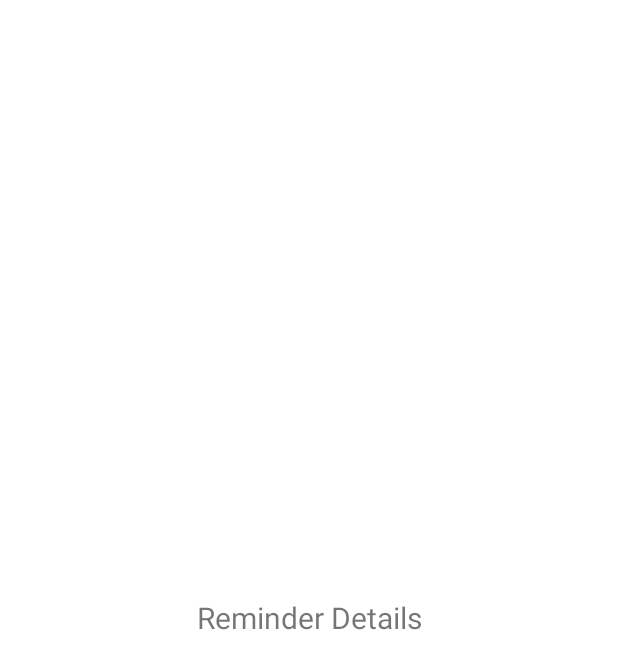
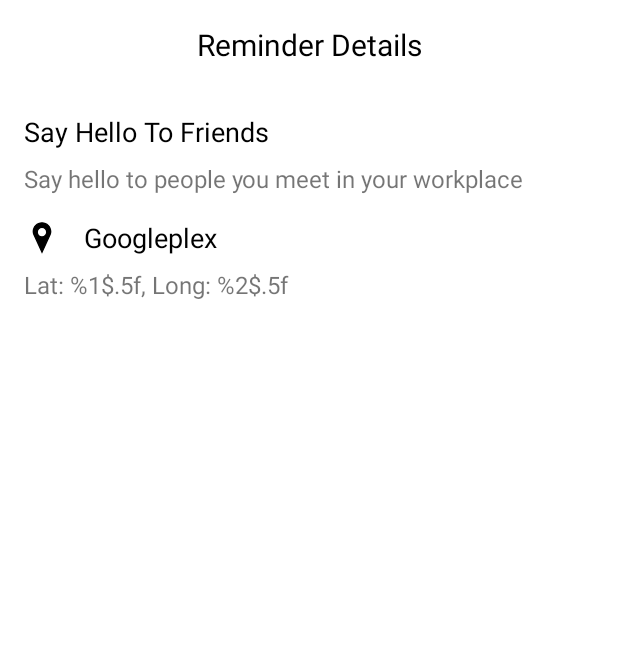
Before and after one commit to fbogulak/location-reminder, an Android app: the layout activity_reminder_description.xml on its own in the app's theme, with its tools: preview values and no code run, on a phone screen of 412 x 824 dp. Shown: the top 669 px of the screen. Run offline under Robolectric (Android 15) with nearby library versions, the phone set to English and light mode, and no system bars.

Commit message:
Show reminder's details after clicking on the notification

```diff
--- a/app/build.gradle
+++ b/app/build.gradle
@@ -17,6 +17,9 @@ android {
         versionName "1.0"
         testInstrumentationRunner "androidx.test.runner.AndroidJUnitRunner"
         multiDexEnabled true
+        vectorDrawables {
+            useSupportLibrary = true
+        }
     }
     buildTypes {
         release {
@@ -119,7 +122,6 @@ dependencies {
     androidTestImplementation('org.koin:koin-test:2.0.1') { exclude group: 'org.mockito' }
 
 
-
     //Maps & Geofencing
     implementation "com.google.android.gms:play-services-location:$playServicesVersion"
     implementation "com.google.android.gms:play-services-maps:$playServicesVersion"
--- a/app/src/main/java/com/udacity/project4/locationreminders/ReminderDescriptionActivity.kt
+++ b/app/src/main/java/com/udacity/project4/locationreminders/ReminderDescriptionActivity.kt
@@ -6,8 +6,10 @@ import android.os.Bundle
 import androidx.appcompat.app.AppCompatActivity
 import androidx.databinding.DataBindingUtil
 import com.udacity.project4.R
+import com.udacity.project4.authentication.AuthenticationViewModel
 import com.udacity.project4.databinding.ActivityReminderDescriptionBinding
 import com.udacity.project4.locationreminders.reminderslist.ReminderDataItem
+import org.koin.androidx.viewmodel.ext.android.viewModel
 
 /**
  * Activity that displays the reminder details after the user clicks on the notification
@@ -26,12 +28,14 @@ class ReminderDescriptionActivity : AppCompatActivity() {
     }
 
     private lateinit var binding: ActivityReminderDescriptionBinding
+
     override fun onCreate(savedInstanceState: Bundle?) {
         super.onCreate(savedInstanceState)
         binding = DataBindingUtil.setContentView(
             this,
             R.layout.activity_reminder_description
         )
-//        TODO: Add the implementation of the reminder details
+
+        binding.reminderDataItem = intent.getSerializableExtra(EXTRA_ReminderDataItem) as ReminderDataItem?
     }
 }
--- a/app/src/main/java/com/udacity/project4/locationreminders/savereminder/SaveReminderFragment.kt
+++ b/app/src/main/java/com/udacity/project4/locationreminders/savereminder/SaveReminderFragment.kt
@@ -93,6 +93,9 @@ class SaveReminderFragment : BaseFragment() {
             viewModel.latitude.value,
             viewModel.longitude.value
         )
+
+        if (!viewModel.validateEnteredData(currentReminder))
+            return
 
         val geofence = Geofence.Builder()
             .setRequestId(currentReminder.id)
--- a/app/src/main/java/com/udacity/project4/locationreminders/savereminder/SaveReminderViewModel.kt
+++ b/app/src/main/java/com/udacity/project4/locationreminders/savereminder/SaveReminderViewModel.kt
@@ -67,13 +67,13 @@ class SaveReminderViewModel(val app: Application, private val dataSource: Remind
     /**
      * Validate the entered data and show error to the user if there's any invalid data
      */
-    private fun validateEnteredData(reminderData: ReminderDataItem): Boolean {
+    fun validateEnteredData(reminderData: ReminderDataItem): Boolean {
         if (reminderData.title.isNullOrEmpty()) {
             showSnackBarInt.value = R.string.err_enter_title
             return false
         }
 
-        if (reminderData.location.isNullOrEmpty()) {
+        if (reminderData.location.isNullOrEmpty() || reminderData.latitude == null || reminderData.longitude == null) {
             showSnackBarInt.value = R.string.err_select_location
             return false
         }
--- a/app/src/main/java/com/udacity/project4/locationreminders/savereminder/selectreminderlocation/SelectLocationFragment.kt
+++ b/app/src/main/java/com/udacity/project4/locationreminders/savereminder/selectreminderlocation/SelectLocationFragment.kt
@@ -88,7 +88,7 @@ class SelectLocationFragment : BaseFragment(), OnMapReadyCallback {
             // A Snippet is Additional text that's displayed below the title.
             val snippet = String.format(
                 Locale.getDefault(),
-                getString(R.string.lat_long_snippet),
+                getString(R.string.lat_long_format),
                 latLng.latitude,
                 latLng.longitude
             )
--- a/app/src/main/java/com/udacity/project4/utils/BindingAdapters.kt
+++ b/app/src/main/java/com/udacity/project4/utils/BindingAdapters.kt
@@ -1,10 +1,13 @@
 package com.udacity.project4.utils
 
 import android.view.View
+import android.widget.TextView
 import androidx.databinding.BindingAdapter
 import androidx.lifecycle.LiveData
 import androidx.recyclerview.widget.RecyclerView
+import com.udacity.project4.R
 import com.udacity.project4.base.BaseRecyclerViewAdapter
+import com.udacity.project4.locationreminders.reminderslist.ReminderDataItem
 
 
 object BindingAdapters {
@@ -44,4 +47,10 @@ object BindingAdapters {
             }
         }
     }
+
+    @BindingAdapter("reminderDataItem")
+    @JvmStatic
+    fun bindTextViewToReminderLatLng(textView: TextView, reminderDataItem: ReminderDataItem) {
+        textView.text = textView.context.getString(R.string.lat_long_format, reminderDataItem.latitude, reminderDataItem.longitude)
+    }
 }
--- a/app/src/main/res/layout/activity_reminder_description.xml
+++ b/app/src/main/res/layout/activity_reminder_description.xml
@@ -10,24 +10,108 @@
             type="com.udacity.project4.locationreminders.reminderslist.ReminderDataItem" />
     </data>
 
-    <LinearLayout
+    <androidx.constraintlayout.widget.ConstraintLayout
         android:layout_width="match_parent"
-        android:layout_height="match_parent"
-        android:gravity="center"
-        android:orientation="vertical"
-        tools:context=".locationreminders.ReminderDescriptionActivity">
-        <!--TODO: add the design of the reminder details-->
+        android:layout_height="match_parent">
 
         <TextView
+            android:id="@+id/header_text"
             android:layout_width="match_parent"
             android:layout_height="wrap_content"
+            android:layout_marginStart="16dp"
+            android:layout_marginLeft="16dp"
+            android:layout_marginTop="16dp"
+            android:layout_marginEnd="16dp"
+            android:layout_marginRight="16dp"
             android:gravity="center"
-            android:text="Reminder Details"
+            android:text="@string/reminder_details"
+            android:textColor="@color/black"
             android:textSize="@dimen/text_size_large"
-            app:layout_constraintBottom_toBottomOf="parent"
             app:layout_constraintEnd_toEndOf="parent"
             app:layout_constraintStart_toStartOf="parent"
             app:layout_constraintTop_toTopOf="parent" />
 
-    </LinearLayout>
+        <TextView
+            android:id="@+id/title_text"
+            android:layout_width="0dp"
+            android:layout_height="wrap_content"
+            android:layout_marginStart="16dp"
+            android:layout_marginLeft="16dp"
+            android:layout_marginTop="32dp"
+            android:layout_marginEnd="16dp"
+            android:layout_marginRight="16dp"
+            android:text="@{reminderDataItem.title}"
+            android:textColor="@color/black"
+            android:textSize="@dimen/text_size_medium"
+            app:layout_constraintEnd_toEndOf="parent"
+            app:layout_constraintStart_toStartOf="parent"
+            app:layout_constraintTop_toBottomOf="@+id/header_text"
+            tools:text="Say Hello To Friends " />
+
+        <TextView
+            android:id="@+id/description_text"
+            android:layout_width="0dp"
+            android:layout_height="wrap_content"
+            android:layout_marginStart="16dp"
+            android:layout_marginLeft="16dp"
+            android:layout_marginTop="8dp"
+            android:layout_marginEnd="16dp"
+            android:layout_marginRight="16dp"
+            android:text="@{reminderDataItem.description}"
+            android:textSize="@dimen/text_size_normal"
+            app:layout_constraintEnd_toEndOf="parent"
+            app:layout_constraintStart_toStartOf="parent"
+            app:layout_constraintTop_toBottomOf="@+id/title_text"
+            tools:text="Say hello to people you meet in your workplace" />
+
+        <TextView
+            android:id="@+id/location_text"
+            android:layout_width="0dp"
+            android:layout_height="wrap_content"
+            android:layout_marginStart="16dp"
+            android:layout_marginLeft="16dp"
+            android:layout_marginTop="16dp"
+            android:layout_marginEnd="16dp"
+            android:layout_marginRight="16dp"
+            android:text="@{reminderDataItem.location}"
+            android:textColor="@color/black"
+            android:textSize="@dimen/text_size_medium"
+            app:layout_constraintEnd_toEndOf="parent"
+            app:layout_constraintHorizontal_bias="0.5"
+            app:layout_constraintStart_toEndOf="@+id/imageView"
+            app:layout_constraintTop_toBottomOf="@+id/description_text"
+            tools:text="Googleplex" />
+
+        <TextView
+            android:id="@+id/lat_lng_text"
+            android:layout_width="0dp"
+            android:layout_height="wrap_content"
+            android:layout_marginStart="16dp"
+            android:layout_marginLeft="16dp"
+            android:layout_marginTop="8dp"
+            android:layout_marginEnd="16dp"
+            android:layout_marginRight="16dp"
+            app:reminderDataItem="@{reminderDataItem}"
+            android:textSize="@dimen/text_size_normal"
+            app:layout_constraintEnd_toEndOf="parent"
+            app:layout_constraintStart_toStartOf="parent"
+            app:layout_constraintTop_toBottomOf="@+id/location_text"
+            tools:text="@string/lat_long_format" />
+
+        <ImageView
+            android:id="@+id/imageView"
+            android:layout_width="24dp"
+            android:layout_height="24dp"
+            android:layout_marginStart="16dp"
+            android:layout_marginLeft="16dp"
+            app:layout_constraintBottom_toBottomOf="@+id/location_text"
+            app:layout_constraintEnd_toStartOf="@+id/location_text"
+            app:layout_constraintHorizontal_bias="0.0"
+            app:layout_constraintHorizontal_chainStyle="packed"
+            app:layout_constraintStart_toStartOf="parent"
+            app:layout_constraintTop_toTopOf="@+id/location_text"
+            app:srcCompat="@drawable/ic_location"
+            android:contentDescription="@string/location_icon" />
+
+    </androidx.constraintlayout.widget.ConstraintLayout>
 </layout>
--- a/app/src/main/res/values/strings.xml
+++ b/app/src/main/res/values/strings.xml
@@ -16,7 +16,7 @@
     <string name="hybrid_map">Hybrid Map</string>
     <string name="satellite_map">Satellite Map</string>
     <string name="terrain_map">Terrain Map</string>
-    <string name="lat_long_snippet">Lat: %1$.5f, Long: %2$.5f</string>
+    <string name="lat_long_format">Lat: %1$.5f, Long: %2$.5f</string>
     <string name="dropped_pin">Dropped Pin</string>
     <string name="my_location">My Location</string>
     <string name="poi">poi</string>
@@ -42,6 +42,9 @@
     <string name="geofence_too_many_pending_intents">You have provided too many PendingIntents to the addGeofences() call.</string>
     <string name="error_adding_geofence">Error Happened, Can\'t Add Geofence</string>
     <string name="log_in_to_use_the_app">Log in to use the app</string>
+    <string name="reminder_details">Reminder Details</string>
+    <string name="location_icon">Location icon</string>
+    <string name="dismiss">Dismiss</string>
 
 
 </resources>
```
